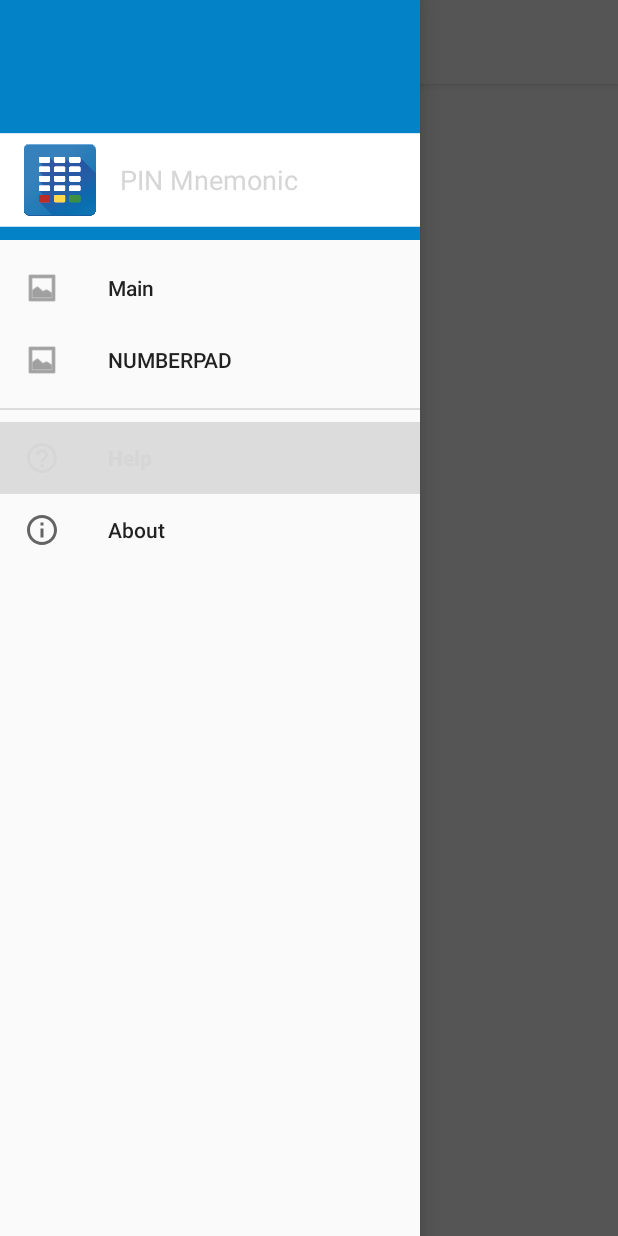
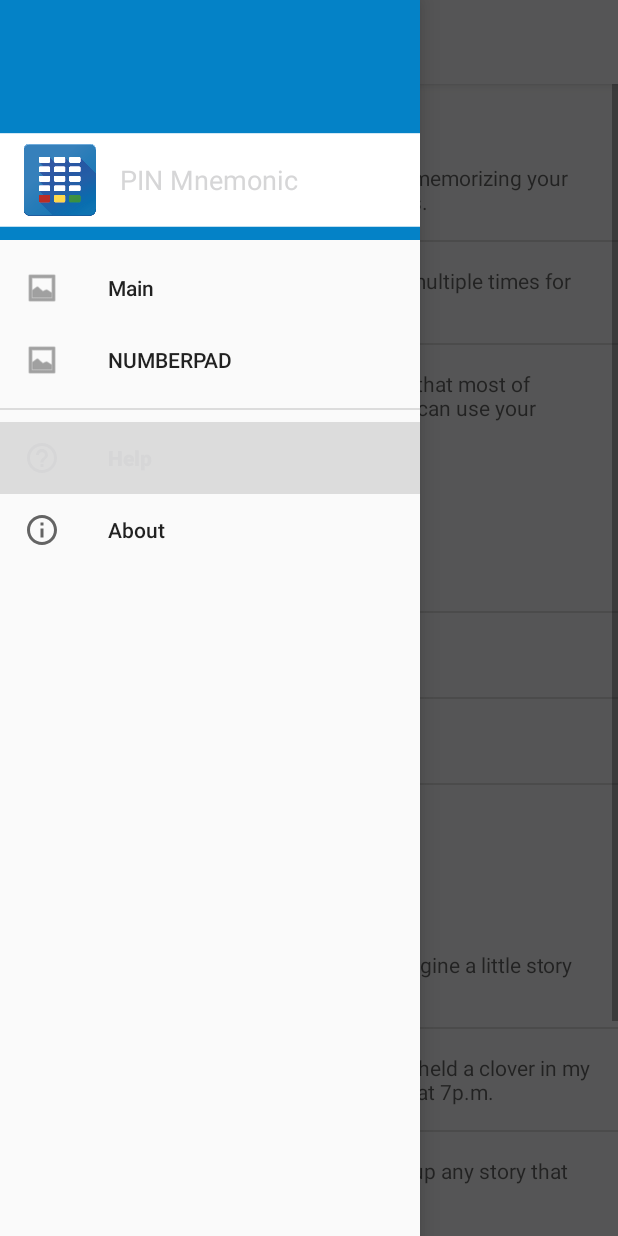
Before and after one commit to SecUSo/privacy-friendly-pin-mnemonic, an Android app: the HelpActivity screen opened directly, with no data from a screen before it, with the side drawer open, on a phone screen of 412 x 824 dp. Run offline under Robolectric (Android 15) with nearby library versions, the light colour scheme and no system bars.

Commit message:
Content to help added

```diff
--- a/app/src/main/res/values/strings.xml
+++ b/app/src/main/res/values/strings.xml
@@ -135,13 +135,6 @@
     <string name="about_author_contributors">and contributors.</string>
     <string name="github" translatable="false"><a href="https://github.com/SecUSo/privacy-friendly-app-example">Github-Repo</a></string>
 
-    <!-- ###SETTINGS### -->
-    <string name="title_activity_settings">Settings</string>
-    <string name="pref_header_general">General</string>
-    <string name="pref_example_switch">Example Switch</string>
-    <string name="pref_example_switch_summary">Example Switch Summary</string>
-    <string name="pref_example_summary">Example Summary</string>
-
     <!-- ### WELCOME DIALOG ### -->
     <string name="welcome_text">This App serves as a guideline to see the basic design of Privacy Friendly Apps. The sourcecode is available at GitHub. For further explanations have a look at the Privacy Friendly App Guide.\n\nThe welcome screen should introduce the app and the key elements of the start page.</string>
     <string name="welcome">Welcome</string>
--- a/app/src/main/res/xml/help.xml
+++ b/app/src/main/res/xml/help.xml
@@ -1,5 +1,52 @@
 <?xml version="1.0" encoding="utf-8"?>
+
 <PreferenceScreen xmlns:android="http://schemas.android.com/apk/res/android">
 
+    <PreferenceCategory android:title="@string/help_overview_heading">
+        <Preference
+            android:summary="@string/help_tip_one" />
+        <Preference
+            android:summary="@string/help_tip_two" />
+        <Preference
+            android:summary="@string/help_tip_three" />
+    </PreferenceCategory>
 
+
+    <PreferenceCategory android:title="@string/help_shape_heading">
+        <Preference
+            android:icon="@drawable/one_help"
+            android:summary="@string/help_one_highlighted" />
+        <Preference
+            android:icon="@drawable/two_help"
+            android:summary="@string/help_two_highlighted" />
+        <Preference
+            android:icon="@drawable/three_help"
+            android:summary="@string/help_three_highlighted" />
+        <Preference
+            android:icon="@drawable/four_help"
+            android:summary="@string/help_four_highlighted" />
+    </PreferenceCategory>
+
+    <PreferenceCategory android:title="@string/help_story_heading">
+        <Preference
+            android:icon="@drawable/story_two"
+            android:summary="@string/help_story_description" />
+        <Preference
+            android:icon="@drawable/help_story"
+            android:summary="@string/help_story_example" />
+        <Preference
+            android:summary="@string/help_story_additional"
+            />
+
+    </PreferenceCategory>
+
+
+    <PreferenceCategory android:title="@string/help_privacy_heading">
+        <Preference
+            android:summary="@string/help_pin_storage_description"
+            android:title="@string/help_pin_storage_heading" />
+        <Preference
+            android:summary="@string/help_permissions_description"
+            android:title="@string/help_permissions_heading" />
+    </PreferenceCategory>
 </PreferenceScreen>
```
